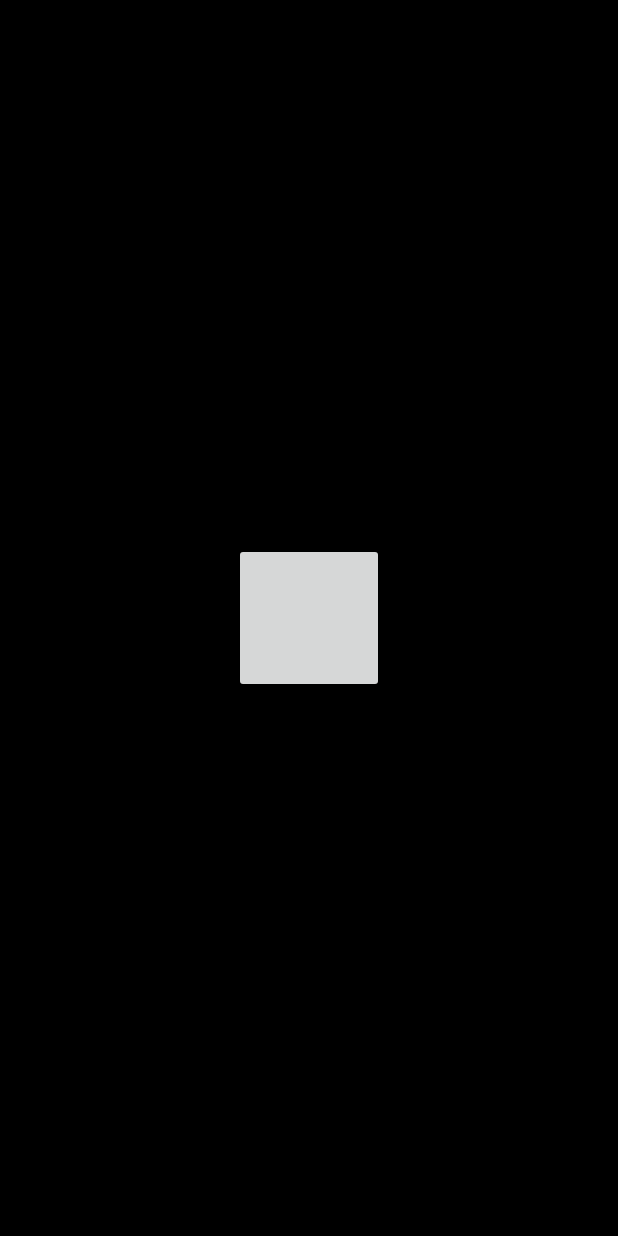
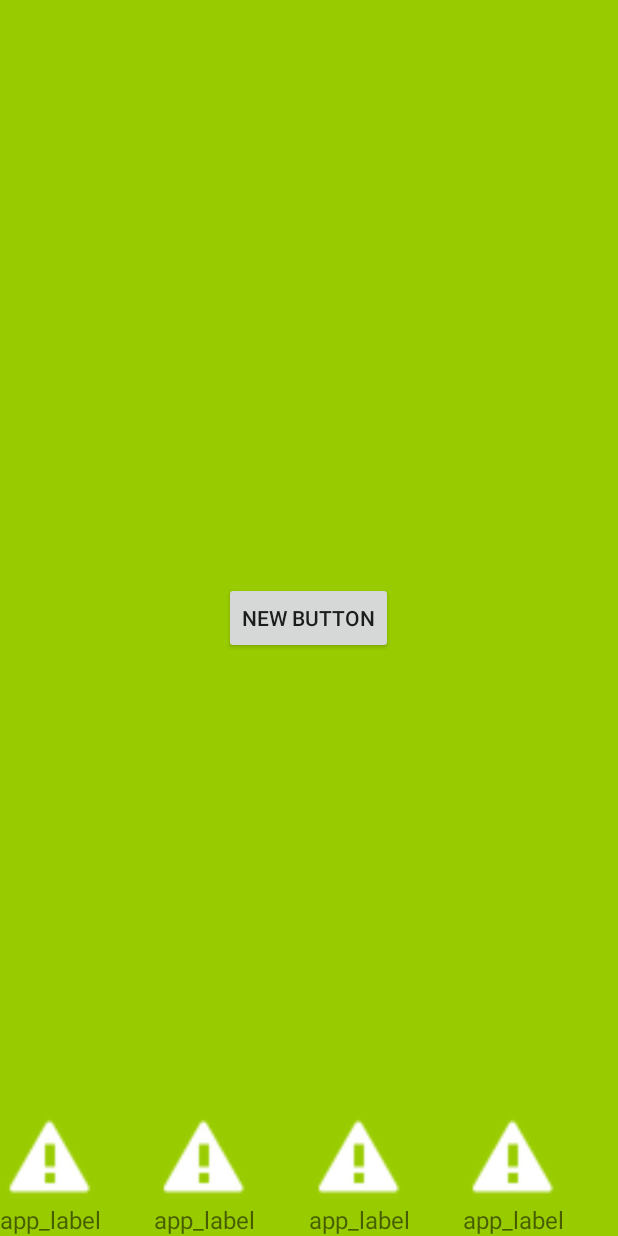
Before and after one commit to GSIL-Monitor/SuperScreenLock, an Android app: the screen it shows after launch (LockScreenActivity), on a phone screen of 412 x 824 dp. Run offline under Robolectric (Android 15) with nearby library versions, the phone set to English and light mode, and no system bars.

Commit message:
drawer layout base

```diff
--- a/app/src/main/java/com/hzp/superscreenlock/MyApplication.java
+++ b/app/src/main/java/com/hzp/superscreenlock/MyApplication.java
@@ -6,6 +6,7 @@ import android.content.Intent;
 import com.hzp.superscreenlock.receiver.ReceiverManager;
 import com.hzp.superscreenlock.entity.AppInfoManager;
 import com.hzp.superscreenlock.service.BootService;
+import com.hzp.superscreenlock.service.MyLocationManager;
 
 /**
  * Created by hezhipeng on 2016/8/22.
@@ -23,5 +24,6 @@ public class MyApplication extends Application {
     private void initManagers(){
         AppInfoManager.getInstance().init(this);
         ReceiverManager.getInstance().init(this);
+        MyLocationManager.getInstance().init(this);
     }
 }
--- a/app/src/main/java/com/hzp/superscreenlock/activity/LockScreenActivity.java
+++ b/app/src/main/java/com/hzp/superscreenlock/activity/LockScreenActivity.java
@@ -2,8 +2,9 @@ package com.hzp.superscreenlock.activity;
 
 import android.os.Build;
 import android.os.Bundle;
-import android.support.v4.app.Fragment;
-import android.support.v4.view.ViewPager;
+import android.support.v4.app.FragmentManager;
+import android.support.v4.app.FragmentTransaction;
+import android.support.v4.widget.DrawerLayout;
 import android.support.v7.app.AppCompatActivity;
 import android.util.Log;
 import android.view.KeyEvent;
@@ -15,17 +16,13 @@ import com.hzp.superscreenlock.AppConstant;
 import com.hzp.superscreenlock.R;
 import com.hzp.superscreenlock.fragment.LockScreenMainFragment;
 
-import java.util.ArrayList;
-import java.util.List;
-
 
 public class LockScreenActivity extends AppCompatActivity {
     public static final String TAG = "LockScreenActivity";
     private final boolean logEnable = AppConstant.env.isLogEnable();
 
-
-    private ViewPager viewPager;
     private LockScreenMainFragment mainFragment;
+    private DrawerLayout drawerLayout;
 
     @Override
     protected void onCreate(Bundle savedInstanceState) {
@@ -47,6 +44,8 @@ public class LockScreenActivity extends AppCompatActivity {
     private void setupSystemViews() {
         setupImmersiveMode();
         setupTranslucentStatusBar();
+
+        setupFragments();
     }
 
     /**
@@ -86,6 +85,21 @@ public class LockScreenActivity extends AppCompatActivity {
         }
     }
 
+    private void setupFragments(){
+
+        if(mainFragment == null){
+            mainFragment= LockScreenMainFragment.newInstance();
+        }
+
+        FragmentManager manager = getSupportFragmentManager();
+        if(manager!=null){
+            FragmentTransaction transaction = manager.beginTransaction();
+            transaction.replace(R.id.lock_screen_frameLayout,mainFragment);
+            transaction.commit();
+        }
+
+    }
+
     @Override
     public void onWindowFocusChanged(boolean hasFocus) {
         super.onWindowFocusChanged(hasFocus);
--- a/app/src/main/java/com/hzp/superscreenlock/activity/AppInfoAdapter.java
+++ b/app/src/main/java/com/hzp/superscreenlock/fragment/AppInfoAdapter.java
@@ -1,14 +1,12 @@
-package com.hzp.superscreenlock.activity;
+package com.hzp.superscreenlock.fragment;
 
 import android.support.v7.widget.RecyclerView;
-import android.util.Log;
 import android.view.LayoutInflater;
 import android.view.View;
 import android.view.ViewGroup;
 import android.widget.ImageView;
 import android.widget.TextView;
 
-import com.hzp.superscreenlock.AppConstant;
 import com.hzp.superscreenlock.R;
 import com.hzp.superscreenlock.entity.AppInfo;
 
--- a/app/src/main/java/com/hzp/superscreenlock/fragment/LockScreenMainFragment.java
+++ b/app/src/main/java/com/hzp/superscreenlock/fragment/LockScreenMainFragment.java
@@ -10,7 +10,6 @@ import android.view.View;
 import android.view.ViewGroup;
 
 import com.hzp.superscreenlock.R;
-import com.hzp.superscreenlock.activity.AppInfoAdapter;
 import com.hzp.superscreenlock.entity.AppInfoManager;
 
 
--- a/app/src/main/res/layout/activity_lock_screen.xml
+++ b/app/src/main/res/layout/activity_lock_screen.xml
@@ -1,33 +1,21 @@
 <?xml version="1.0" encoding="utf-8"?>
-<RelativeLayout xmlns:android="http://schemas.android.com/apk/res/android"
-    xmlns:tools="http://schemas.android.com/tools"
-    android:id="@+id/layout_under"
-    android:layout_width="match_parent"
-    android:layout_height="match_parent"
-    android:background="@android:color/black"
-    tools:context=".activity.LockScreenActivity">
 
-    <!--<android.support.v4.widget.DrawerLayout-->
-        <!--android:id="@+id/lock_screen_drawer_layout"-->
-        <!--android:layout_width="match_parent"-->
-        <!--android:layout_height="match_parent">-->
+
+    <android.support.v4.widget.DrawerLayout
+        xmlns:android="http://schemas.android.com/apk/res/android"
+        xmlns:tools="http://schemas.android.com/tools"
+        tools:context=".activity.LockScreenActivity"
+        android:id="@+id/lock_screen_drawer_layout"
+        android:layout_width="match_parent"
+        android:layout_height="match_parent">
 
         <!--main content-->
-        <!--<android.support.v4.view.ViewPager-->
-            <!--android:id="@+id/lock_screen_view_pager"-->
-            <!--android:layout_width="match_parent"-->
-            <!--android:layout_height="match_parent" />-->
+        <FrameLayout
+            android:layout_width="match_parent"
+            android:layout_height="match_parent"
+            android:id="@+id/lock_screen_frameLayout">
+        </FrameLayout>
+        <!--drawer -->
+    <include layout="@layout/drawer_layout_content" />
 
-        <!--drawer -->
-        <!--<include layout="@layout/drawer_layout_content" />-->
-
-    <!--</android.support.v4.widget.DrawerLayout>-->
-
-    <Button
-        android:layout_width="100dp"
-        android:layout_height="100dp"
-        android:id="@+id/button_test"
-        android:layout_centerVertical="true"
-        android:layout_centerHorizontal="true" />
-
-</RelativeLayout>
+    </android.support.v4.widget.DrawerLayout>
--- a/app/src/main/res/layout/drawer_layout_content.xml
+++ b/app/src/main/res/layout/drawer_layout_content.xml
@@ -1,13 +1,19 @@
 <?xml version="1.0" encoding="utf-8"?>
 <RelativeLayout xmlns:android="http://schemas.android.com/apk/res/android"
-    android:layout_width="match_parent"
+    android:layout_width="200dp"
     android:layout_height="match_parent"
+    android:layout_gravity="start"
+    android:background="@android:color/background_dark"
     xmlns:app="http://schemas.android.com/apk/res-auto">
 
-    <android.support.v7.widget.RecyclerView
-        android:layout_width="match_parent"
-        android:layout_height="match_parent"
-        android:id="@+id/drawer_recycler_view"
-        app:stackFromEnd="true"/>
+    <!--<android.support.v7.widget.RecyclerView-->
+        <!--android:layout_width="match_parent"-->
+        <!--android:layout_height="match_parent"-->
+        <!--android:id="@+id/drawer_recycler_view"-->
+        <!--app:stackFromEnd="true"/>-->
+
+    <Button
+        android:layout_width="150dp"
+        android:layout_height="50dp" />
 
 </RelativeLayout>
```
